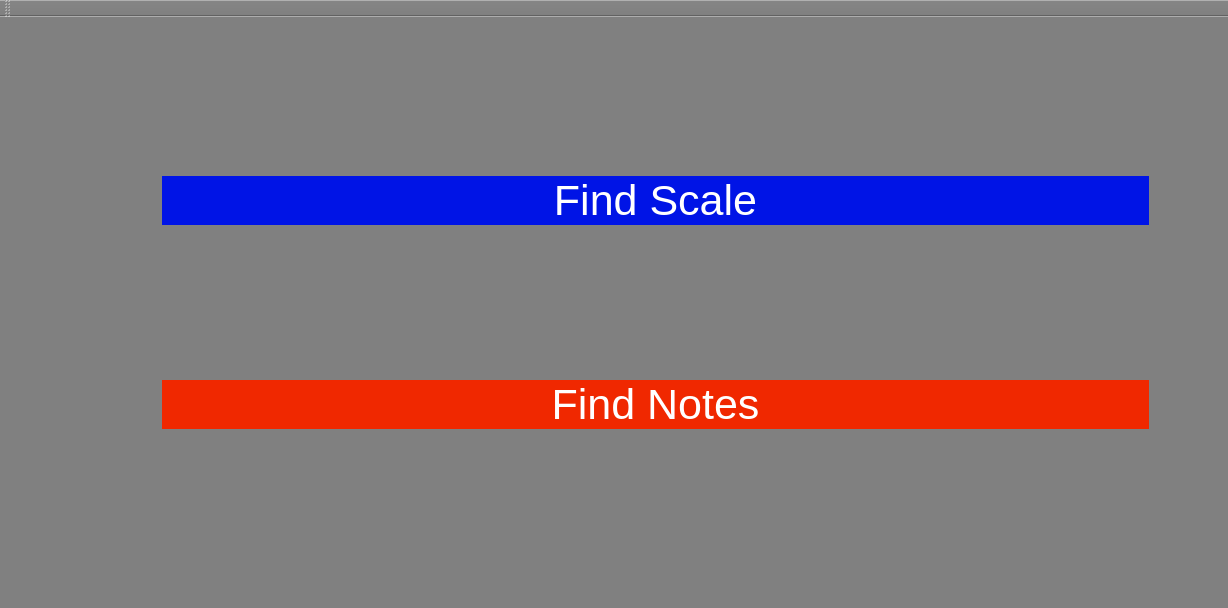
Qt form mainwindow.ui (ThinkRORBOT/ScaleGuide) before a commit.
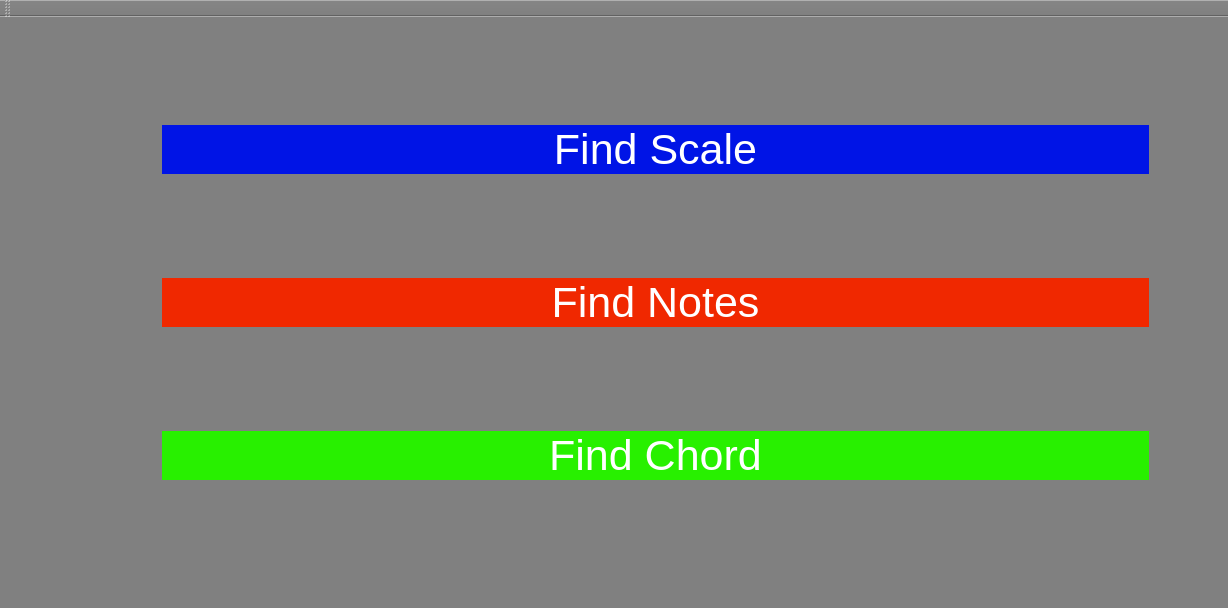
The same form after that commit.

Commit message: Added two more fret board styles, added button for chord mode, created ui and populated combo box for note mode

Patch:
```diff
--- a/mainwindow.ui
+++ b/mainwindow.ui
@@ -101,6 +101,31 @@
        </property>
       </widget>
      </item>
+     <item>
+      <widget class="QPushButton" name="chordButton">
+       <property name="font">
+        <font>
+         <pointsize>32</pointsize>
+        </font>
+       </property>
+       <property name="styleSheet">
+        <string notr="true">QPushButton {
+background-color:rgb(40,240, 0);
+border:1px solid gray;
+color: white;
+opacity:0.7;
+
+}
+
+QPushButton:hover {background-color:rgb(255, 0 , 0);
+color: white;
+opacity: 0.7;}</string>
+       </property>
+       <property name="text">
+        <string>Find Chord</string>
+       </property>
+      </widget>
+     </item>
     </layout>
    </widget>
   </widget>
```
The commit also changes 13 other files.
